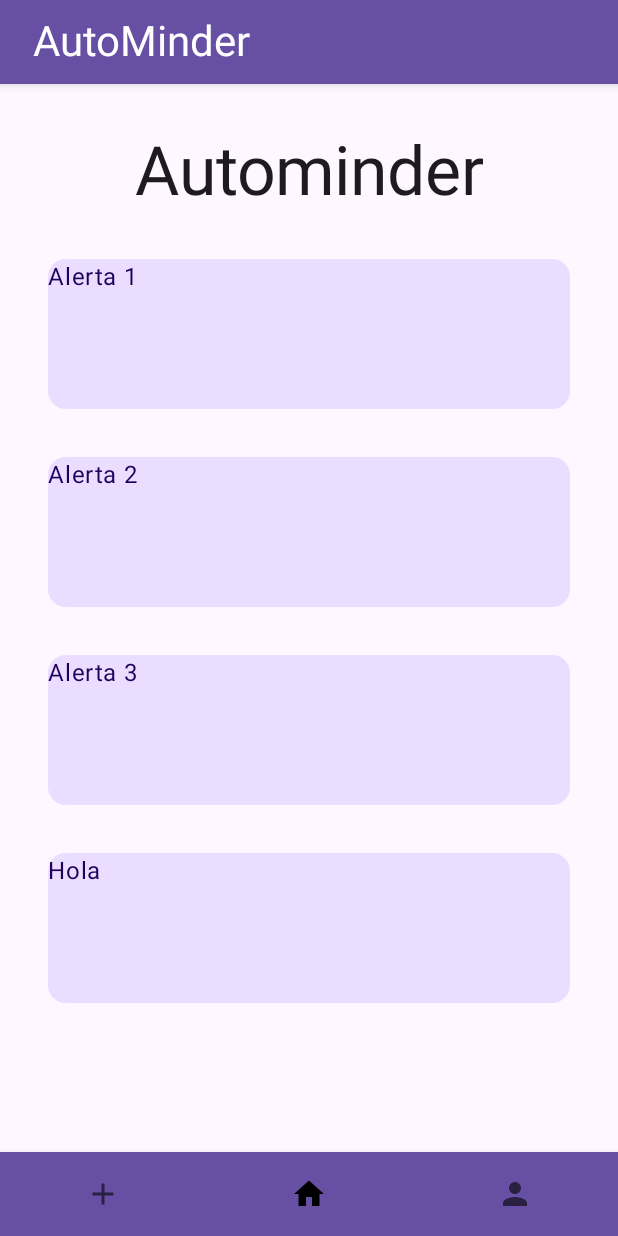
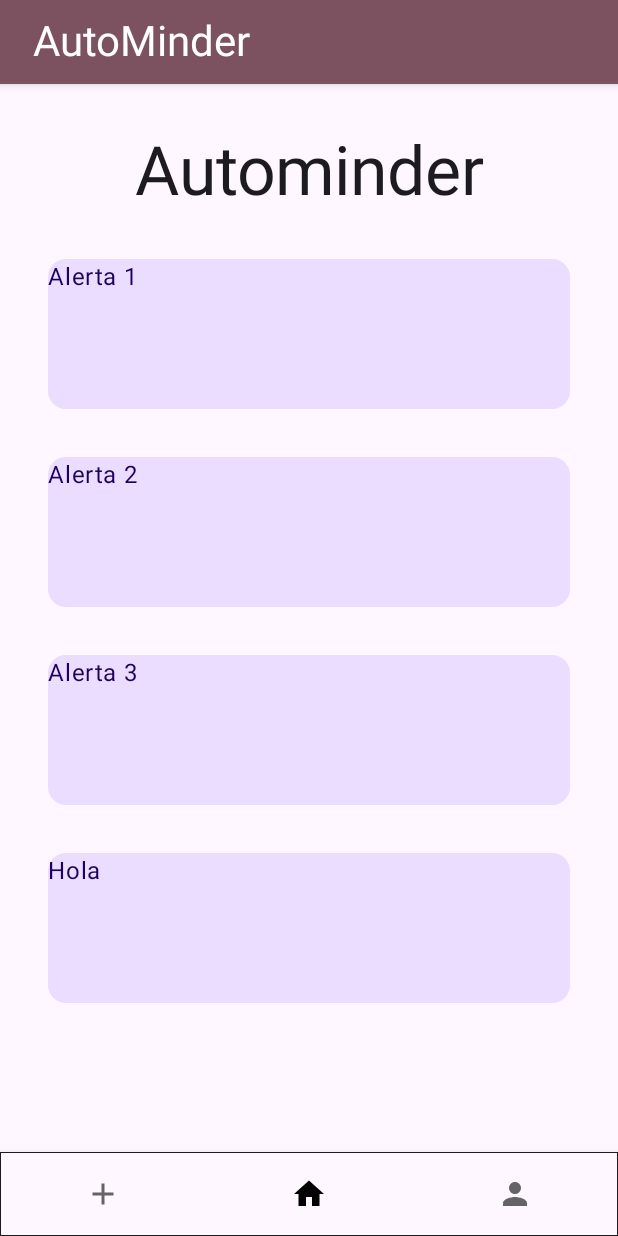
Before and after one commit to AutoMinder/BaseProyect, an Android app built with Jetpack Compose: the screen it shows after launch (MainActivity), on a phone screen of 412 x 824 dp. Run offline under Robolectric (Android 15) with nearby library versions, the phone set to English and light mode, and no system bars; our stand-ins replace livedata-compose.

Commit message:
Fix: Some errors in the colors again

```diff
--- a/AutoMinder/app/src/main/java/com/autominder/autominder/components/BottomNavigationBar.kt
+++ b/AutoMinder/app/src/main/java/com/autominder/autominder/components/BottomNavigationBar.kt
@@ -1,10 +1,14 @@
 package com.autominder.autominder.components
 
+import androidx.compose.foundation.border
 import androidx.compose.material.BottomNavigation
 import androidx.compose.material.BottomNavigationItem
 import androidx.compose.material.Icon
 import androidx.compose.runtime.Composable
 import androidx.compose.runtime.getValue
+import androidx.compose.ui.Modifier
+import androidx.compose.ui.draw.drawBehind
+import androidx.compose.ui.unit.dp
 import androidx.navigation.NavGraph.Companion.findStartDestination
 import androidx.navigation.NavHostController
 import androidx.navigation.compose.currentBackStackEntryAsState
@@ -14,7 +18,8 @@ import com.autominder.autominder.navigation.Destinations
 fun BottomNavigationBar(navHostController: NavHostController, items: List<Destinations>) {
     val currentRoute = currentRoute(navHostController)
 
-    BottomNavigation(backgroundColor = androidx.compose.material3.MaterialTheme.colorScheme.primary)
+    BottomNavigation(backgroundColor = androidx.compose.material3.MaterialTheme.colorScheme.surface,
+        modifier = Modifier.border(0.1.dp, androidx.compose.material3.MaterialTheme.colorScheme.onSurface))
     {
         items.forEach { screen ->
             BottomNavigationItem(
--- a/AutoMinder/app/src/main/java/com/autominder/autominder/components/TopBar.kt
+++ b/AutoMinder/app/src/main/java/com/autominder/autominder/components/TopBar.kt
@@ -12,7 +12,7 @@ import androidx.compose.ui.unit.dp
 @Preview
 fun TopBar() {
     androidx.compose.material.TopAppBar(
-        backgroundColor = MaterialTheme.colorScheme.primary,
+        backgroundColor = MaterialTheme.colorScheme.tertiary,
 
         ) {
         Text(
```
